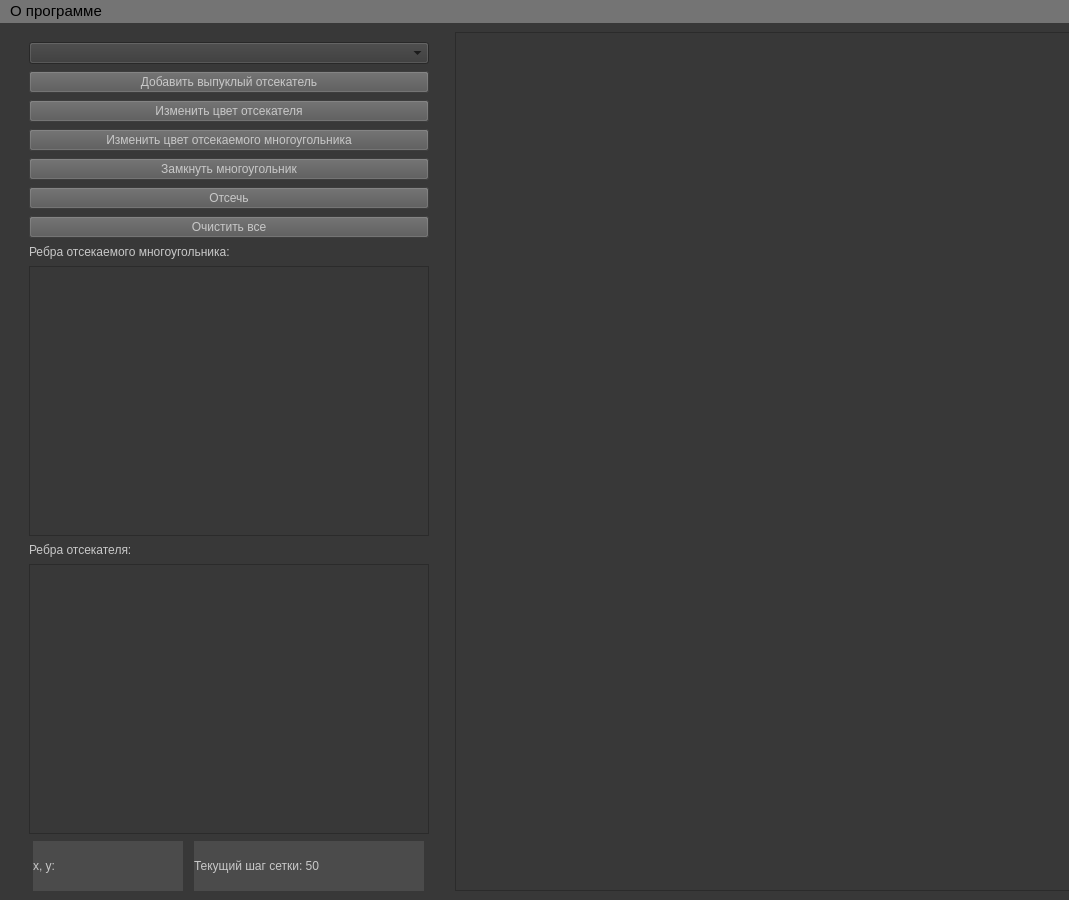
This is lab_10/template.ui in NikolayL2sch/cg_bmstu as Qt 5 draws it before an edit. The edited form follows.
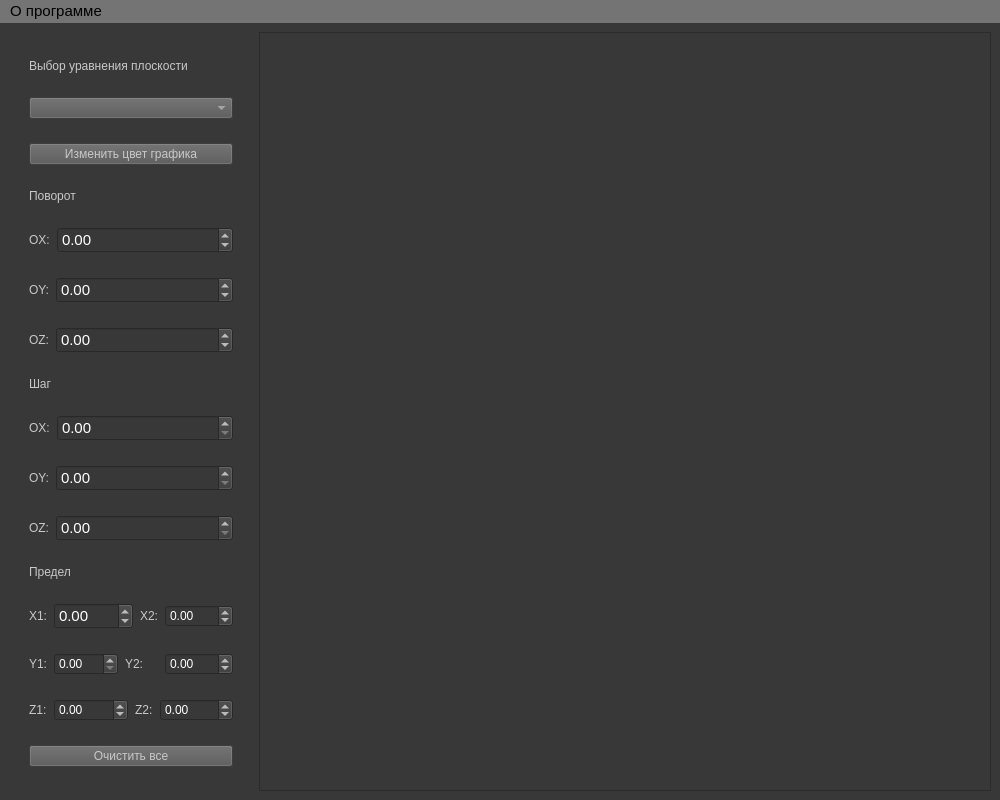
This is the edited form.

```diff
--- a/lab_10/template.ui
+++ b/lab_10/template.ui
@@ -9,8 +9,8 @@
    <rect>
     <x>0</x>
     <y>0</y>
-    <width>1069</width>
-    <height>900</height>
+    <width>1000</width>
+    <height>800</height>
    </rect>
   </property>
   <property name="sizePolicy">
@@ -22,7 +22,7 @@
   <property name="minimumSize">
    <size>
     <width>1000</width>
-    <height>900</height>
+    <height>800</height>
    </size>
   </property>
   <property name="font">
@@ -50,7 +50,7 @@
    </property>
    <layout class="QGridLayout" name="gridLayout">
     <item row="0" column="0">
-     <layout class="QVBoxLayout" name="verticalLayout" stretch="0,0,0,0,0,0,0,0,0,0,0,0">
+     <layout class="QVBoxLayout" name="verticalLayout" stretch="0,0,0,0,0,0,0,0,0,0,0,0,0,0,0,0">
       <property name="spacing">
        <number>7</number>
       </property>
@@ -67,30 +67,29 @@
        <number>0</number>
       </property>
       <item>
-       <widget class="QComboBox" name="set_cur_equation"/>
-      </item>
-      <item>
-       <widget class="QPushButton" name="add_cutoff_button">
+       <widget class="QLabel" name="set_cur_equation_label">
         <property name="sizePolicy">
          <sizepolicy hsizetype="Fixed" vsizetype="Fixed">
           <horstretch>0</horstretch>
           <verstretch>0</verstretch>
          </sizepolicy>
         </property>
-        <property name="maximumSize">
-         <size>
-          <width>460</width>
-          <height>16777215</height>
-         </size>
+        <property name="styleSheet">
+         <string notr="true">color: rgb(200, 200, 200);
+font: 11pt &quot;Segoe UI&quot;;</string>
         </property>
+        <property name="text">
+         <string>Выбор уравнения плоскости</string>
+        </property>
+       </widget>
+      </item>
+      <item>
+       <widget class="QComboBox" name="set_cur_equation">
         <property name="styleSheet">
          <string notr="true">color: rgb(200, 200, 200);
 font: 10pt &quot;Segoe UI&quot;;
 background-color: rgb(86, 86, 86);</string>
         </property>
-        <property name="text">
-         <string>Добавить выпуклый отсекатель</string>
-        </property>
        </widget>
       </item>
       <item>
@@ -113,82 +112,519 @@
 background-color: rgb(86, 86, 86);</string>
         </property>
         <property name="text">
-         <string>Изменить цвет отсекателя</string>
+         <string>Изменить цвет графика</string>
         </property>
        </widget>
       </item>
       <item>
-       <widget class="QPushButton" name="change_polygon_color_button">
+       <widget class="QLabel" name="rotate_label">
         <property name="sizePolicy">
          <sizepolicy hsizetype="Fixed" vsizetype="Fixed">
           <horstretch>0</horstretch>
           <verstretch>0</verstretch>
          </sizepolicy>
         </property>
-        <property name="maximumSize">
-         <size>
-          <width>460</width>
-          <height>16777215</height>
-         </size>
-        </property>
         <property name="styleSheet">
          <string notr="true">color: rgb(200, 200, 200);
-font: 10pt &quot;Segoe UI&quot;;
-background-color: rgb(86, 86, 86);</string>
+font: 11pt &quot;Segoe UI&quot;;</string>
         </property>
         <property name="text">
-         <string>Изменить цвет отсекаемого многоугольника</string>
+         <string>Поворот</string>
         </property>
        </widget>
       </item>
       <item>
-       <widget class="QPushButton" name="close_figure_button">
+       <layout class="QHBoxLayout" name="rotate_x_layout">
+        <item>
+         <widget class="QLabel" name="rotate_x_label">
+          <property name="sizePolicy">
+           <sizepolicy hsizetype="Fixed" vsizetype="Fixed">
+            <horstretch>0</horstretch>
+            <verstretch>0</verstretch>
+           </sizepolicy>
+          </property>
+          <property name="styleSheet">
+           <string notr="true">color: rgb(200, 200, 200);
+font: 11pt &quot;Segoe UI&quot;;</string>
+          </property>
+          <property name="text">
+           <string>OX:</string>
+          </property>
+         </widget>
+        </item>
+        <item>
+         <widget class="QDoubleSpinBox" name="set_rotate_x">
+          <property name="font">
+           <font>
+            <family>Segoe UI</family>
+            <pointsize>11</pointsize>
+            <italic>false</italic>
+            <bold>false</bold>
+           </font>
+          </property>
+          <property name="styleSheet">
+           <string notr="true">font: 11pt &quot;Segoe UI&quot;;
+color: rgb(255, 255, 255);</string>
+          </property>
+          <property name="minimum">
+           <double>-180.000000000000000</double>
+          </property>
+          <property name="maximum">
+           <double>180.000000000000000</double>
+          </property>
+         </widget>
+        </item>
+       </layout>
+      </item>
+      <item>
+       <layout class="QHBoxLayout" name="rotate_y_layout">
+        <item>
+         <widget class="QLabel" name="rotate_y_label">
+          <property name="sizePolicy">
+           <sizepolicy hsizetype="Fixed" vsizetype="Fixed">
+            <horstretch>0</horstretch>
+            <verstretch>0</verstretch>
+           </sizepolicy>
+          </property>
+          <property name="styleSheet">
+           <string notr="true">color: rgb(200, 200, 200);
+font: 11pt &quot;Segoe UI&quot;;</string>
+          </property>
+          <property name="text">
+           <string>OY:</string>
+          </property>
+         </widget>
+        </item>
+        <item>
+         <widget class="QDoubleSpinBox" name="set_rotate_y">
+          <property name="font">
+           <font>
+            <family>Segoe UI</family>
+            <pointsize>11</pointsize>
+            <italic>false</italic>
+            <bold>false</bold>
+           </font>
+          </property>
+          <property name="styleSheet">
+           <string notr="true">font: 11pt &quot;Segoe UI&quot;;
+color: rgb(255, 255, 255);</string>
+          </property>
+          <property name="minimum">
+           <double>-180.000000000000000</double>
+          </property>
+          <property name="maximum">
+           <double>180.000000000000000</double>
+          </property>
+         </widget>
+        </item>
+       </layout>
+      </item>
+      <item>
+       <layout class="QHBoxLayout" name="rotate_z_layout">
+        <item>
+         <widget class="QLabel" name="rotat_z_label">
+          <property name="sizePolicy">
+           <sizepolicy hsizetype="Fixed" vsizetype="Fixed">
+            <horstretch>0</horstretch>
+            <verstretch>0</verstretch>
+           </sizepolicy>
+          </property>
+          <property name="styleSheet">
+           <string notr="true">color: rgb(200, 200, 200);
+font: 11pt &quot;Segoe UI&quot;;</string>
+          </property>
+          <property name="text">
+           <string>OZ:</string>
+          </property>
+         </widget>
+        </item>
+        <item>
+         <widget class="QDoubleSpinBox" name="set_rotate_z">
+          <property name="sizePolicy">
+           <sizepolicy hsizetype="Minimum" vsizetype="Fixed">
+            <horstretch>0</horstretch>
+            <verstretch>0</verstretch>
+           </sizepolicy>
+          </property>
+          <property name="font">
+           <font>
+            <family>Segoe UI</family>
+            <pointsize>11</pointsize>
+            <italic>false</italic>
+            <bold>false</bold>
+           </font>
+          </property>
+          <property name="styleSheet">
+           <string notr="true">font: 11pt &quot;Segoe UI&quot;;
+color: rgb(255, 255, 255);</string>
+          </property>
+          <property name="minimum">
+           <double>-180.000000000000000</double>
+          </property>
+          <property name="maximum">
+           <double>180.000000000000000</double>
+          </property>
+         </widget>
+        </item>
+       </layout>
+      </item>
+      <item>
+       <widget class="QLabel" name="step_label">
         <property name="sizePolicy">
          <sizepolicy hsizetype="Fixed" vsizetype="Fixed">
           <horstretch>0</horstretch>
           <verstretch>0</verstretch>
          </sizepolicy>
         </property>
-        <property name="maximumSize">
-         <size>
-          <width>460</width>
-          <height>16777215</height>
-         </size>
-        </property>
         <property name="styleSheet">
          <string notr="true">color: rgb(200, 200, 200);
-font: 10pt &quot;Segoe UI&quot;;
-background-color: rgb(86, 86, 86);</string>
+font: 11pt &quot;Segoe UI&quot;;</string>
         </property>
         <property name="text">
-         <string>Замкнуть многоугольник</string>
+         <string>Шаг</string>
         </property>
        </widget>
       </item>
       <item>
-       <widget class="QPushButton" name="cutoff_button">
+       <layout class="QHBoxLayout" name="horizontalLayout">
+        <item>
+         <widget class="QLabel" name="step_x_label">
+          <property name="sizePolicy">
+           <sizepolicy hsizetype="Fixed" vsizetype="Fixed">
+            <horstretch>0</horstretch>
+            <verstretch>0</verstretch>
+           </sizepolicy>
+          </property>
+          <property name="styleSheet">
+           <string notr="true">color: rgb(200, 200, 200);
+font: 11pt &quot;Segoe UI&quot;;</string>
+          </property>
+          <property name="text">
+           <string>OX:</string>
+          </property>
+         </widget>
+        </item>
+        <item>
+         <widget class="QDoubleSpinBox" name="set_step_x">
+          <property name="font">
+           <font>
+            <family>Segoe UI</family>
+            <pointsize>11</pointsize>
+            <italic>false</italic>
+            <bold>false</bold>
+           </font>
+          </property>
+          <property name="styleSheet">
+           <string notr="true">font: 11pt &quot;Segoe UI&quot;;
+color: rgb(255, 255, 255);</string>
+          </property>
+          <property name="maximum">
+           <double>100.000000000000000</double>
+          </property>
+         </widget>
+        </item>
+       </layout>
+      </item>
+      <item>
+       <layout class="QHBoxLayout" name="horizontalLayout_2">
+        <item>
+         <widget class="QLabel" name="step_y_label">
+          <property name="sizePolicy">
+           <sizepolicy hsizetype="Fixed" vsizetype="Fixed">
+            <horstretch>0</horstretch>
+            <verstretch>0</verstretch>
+           </sizepolicy>
+          </property>
+          <property name="styleSheet">
+           <string notr="true">color: rgb(200, 200, 200);
+font: 11pt &quot;Segoe UI&quot;;</string>
+          </property>
+          <property name="text">
+           <string>OY:</string>
+          </property>
+         </widget>
+        </item>
+        <item>
+         <widget class="QDoubleSpinBox" name="set_step_y">
+          <property name="font">
+           <font>
+            <family>Segoe UI</family>
+            <pointsize>11</pointsize>
+            <italic>false</italic>
+            <bold>false</bold>
+           </font>
+          </property>
+          <property name="styleSheet">
+           <string notr="true">font: 11pt &quot;Segoe UI&quot;;
+color: rgb(255, 255, 255);</string>
+          </property>
+          <property name="maximum">
+           <double>100.000000000000000</double>
+          </property>
+         </widget>
+        </item>
+       </layout>
+      </item>
+      <item>
+       <layout class="QHBoxLayout" name="horizontalLayout_3">
+        <item>
+         <widget class="QLabel" name="step_z_label">
+          <property name="sizePolicy">
+           <sizepolicy hsizetype="Fixed" vsizetype="Fixed">
+            <horstretch>0</horstretch>
+            <verstretch>0</verstretch>
+           </sizepolicy>
+          </property>
+          <property name="styleSheet">
+           <string notr="true">color: rgb(200, 200, 200);
+font: 11pt &quot;Segoe UI&quot;;</string>
+          </property>
+          <property name="text">
+           <string>OZ:</string>
+          </property>
+         </widget>
+        </item>
+        <item>
+         <widget class="QDoubleSpinBox" name="set_step_z">
+          <property name="font">
+           <font>
+            <family>Segoe UI</family>
+            <pointsize>11</pointsize>
+            <italic>false</italic>
+            <bold>false</bold>
+           </font>
+          </property>
+          <property name="styleSheet">
+           <string notr="true">font: 11pt &quot;Segoe UI&quot;;
+color: rgb(255, 255, 255);</string>
+          </property>
+          <property name="maximum">
+           <double>100.000000000000000</double>
+          </property>
+         </widget>
+        </item>
+       </layout>
+      </item>
+      <item>
+       <widget class="QLabel" name="limit_label">
         <property name="sizePolicy">
          <sizepolicy hsizetype="Fixed" vsizetype="Fixed">
           <horstretch>0</horstretch>
           <verstretch>0</verstretch>
          </sizepolicy>
         </property>
-        <property name="maximumSize">
-         <size>
-          <width>460</width>
-          <height>16777215</height>
-         </size>
-        </property>
         <property name="styleSheet">
          <string notr="true">color: rgb(200, 200, 200);
-font: 10pt &quot;Segoe UI&quot;;
-background-color: rgb(86, 86, 86);</string>
+font: 11pt &quot;Segoe UI&quot;;</string>
         </property>
         <property name="text">
-         <string>Отсечь</string>
+         <string>Предел</string>
         </property>
        </widget>
       </item>
+      <item>
+       <layout class="QHBoxLayout" name="horizontalLayout_4">
+        <item>
+         <widget class="QLabel" name="limit_x1_label">
+          <property name="sizePolicy">
+           <sizepolicy hsizetype="Fixed" vsizetype="Fixed">
+            <horstretch>0</horstretch>
+            <verstretch>0</verstretch>
+           </sizepolicy>
+          </property>
+          <property name="styleSheet">
+           <string notr="true">color: rgb(200, 200, 200);
+font: 11pt &quot;Segoe UI&quot;;</string>
+          </property>
+          <property name="text">
+           <string>X1:</string>
+          </property>
+         </widget>
+        </item>
+        <item>
+         <widget class="QDoubleSpinBox" name="set_limit_x1">
+          <property name="font">
+           <font>
+            <family>Segoe UI</family>
+            <pointsize>11</pointsize>
+            <italic>false</italic>
+            <bold>false</bold>
+           </font>
+          </property>
+          <property name="styleSheet">
+           <string notr="true">font: 11pt &quot;Segoe UI&quot;;
+color: rgb(255, 255, 255);</string>
+          </property>
+          <property name="minimum">
+           <double>-100.000000000000000</double>
+          </property>
+          <property name="maximum">
+           <double>100.000000000000000</double>
+          </property>
+         </widget>
+        </item>
+        <item>
+         <widget class="QLabel" name="limit_x2_label">
+          <property name="sizePolicy">
+           <sizepolicy hsizetype="Fixed" vsizetype="Fixed">
+            <horstretch>0</horstretch>
+            <verstretch>0</verstretch>
+           </sizepolicy>
+          </property>
+          <property name="styleSheet">
+           <string notr="true">color: rgb(200, 200, 200);
+font: 11pt &quot;Segoe UI&quot;;</string>
+          </property>
+          <property name="text">
+           <string>X2:</string>
+          </property>
+         </widget>
+        </item>
+        <item>
+         <widget class="QDoubleSpinBox" name="set_limit_x2">
+          <property name="styleSheet">
+           <string notr="true">font: 11pt &quot;Segoe UI&quot;;
+color: rgb(255, 255, 255);</string>
+          </property>
+          <property name="minimum">
+           <double>-100.000000000000000</double>
+          </property>
+          <property name="maximum">
+           <double>100.000000000000000</double>
+          </property>
+         </widget>
+        </item>
+       </layout>
+      </item>
+      <item>
+       <layout class="QHBoxLayout" name="horizontalLayout_5">
+        <item>
+         <widget class="QLabel" name="limit_y1_label">
+          <property name="sizePolicy">
+           <sizepolicy hsizetype="Fixed" vsizetype="Fixed">
+            <horstretch>0</horstretch>
+            <verstretch>0</verstretch>
+           </sizepolicy>
+          </property>
+          <property name="styleSheet">
+           <string notr="true">color: rgb(200, 200, 200);
+font: 11pt &quot;Segoe UI&quot;;</string>
+          </property>
+          <property name="text">
+           <string>Y1:</string>
+          </property>
+         </widget>
+        </item>
+        <item>
+         <widget class="QDoubleSpinBox" name="set_limit_y1">
+          <property name="styleSheet">
+           <string notr="true">font: 11pt &quot;Segoe UI&quot;;
+color: rgb(255, 255, 255);</string>
+          </property>
+          <property name="maximum">
+           <double>100.000000000000000</double>
+          </property>
+          <property name="singleStep">
+           <double>1.000000000000000</double>
+          </property>
+          <property name="value">
+           <double>0.000000000000000</double>
+          </property>
+         </widget>
+        </item>
+        <item>
+         <widget class="QLabel" name="limit_y2_label">
+          <property name="styleSheet">
+           <string notr="true">color: rgb(200, 200, 200);
+font: 11pt &quot;Segoe UI&quot;;</string>
+          </property>
+          <property name="text">
+           <string>Y2:</string>
+          </property>
+         </widget>
+        </item>
+        <item>
+         <widget class="QDoubleSpinBox" name="set_limit_y2">
+          <property name="styleSheet">
+           <string notr="true">font: 11pt &quot;Segoe UI&quot;;
+color: rgb(255, 255, 255);</string>
+          </property>
+          <property name="minimum">
+           <double>-100.000000000000000</double>
+          </property>
+          <property name="maximum">
+           <double>100.000000000000000</double>
+          </property>
+         </widget>
+        </item>
+       </layout>
+      </item>
+      <item>
+       <layout class="QHBoxLayout" name="horizontalLayout_6">
+        <item>
+         <widget class="QLabel" name="limit_z1_label">
+          <property name="sizePolicy">
+           <sizepolicy hsizetype="Fixed" vsizetype="Fixed">
+            <horstretch>0</horstretch>
+            <verstretch>0</verstretch>
+           </sizepolicy>
+          </property>
+          <property name="styleSheet">
+           <string notr="true">color: rgb(200, 200, 200);
+font: 11pt &quot;Segoe UI&quot;;</string>
+          </property>
+          <property name="text">
+           <string>Z1:</string>
+          </property>
+         </widget>
+        </item>
+        <item>
+         <widget class="QDoubleSpinBox" name="set_Limit_z1">
+          <property name="styleSheet">
+           <string notr="true">font: 11pt &quot;Segoe UI&quot;;
+color: rgb(255, 255, 255);</string>
+          </property>
+          <property name="minimum">
+           <double>-100.000000000000000</double>
+          </property>
+          <property name="maximum">
+           <double>100.000000000000000</double>
+          </property>
+         </widget>
+        </item>
+        <item>
+         <widget class="QLabel" name="limit_z2_label">
+          <property name="sizePolicy">
+           <sizepolicy hsizetype="Fixed" vsizetype="Fixed">
+            <horstretch>0</horstretch>
+            <verstretch>0</verstretch>
+           </sizepolicy>
+          </property>
+          <property name="styleSheet">
+           <string notr="true">color: rgb(200, 200, 200);
+font: 11pt &quot;Segoe UI&quot;;</string>
+          </property>
+          <property name="text">
+           <string>Z2:</string>
+          </property>
+         </widget>
+        </item>
+        <item>
+         <widget class="QDoubleSpinBox" name="doubleSpinBox">
+          <property name="styleSheet">
+           <string notr="true">font: 11pt &quot;Segoe UI&quot;;
+color: rgb(255, 255, 255);</string>
+          </property>
+          <property name="minimum">
+           <double>-100.000000000000000</double>
+          </property>
+          <property name="maximum">
+           <double>100.000000000000000</double>
+          </property>
+         </widget>
+        </item>
+       </layout>
+      </item>
       <item>
        <widget class="QPushButton" name="clear_button">
         <property name="sizePolicy">
@@ -213,154 +649,6 @@
         </property>
        </widget>
       </item>
-      <item>
-       <widget class="QLabel" name="label">
-        <property name="sizePolicy">
-         <sizepolicy hsizetype="Fixed" vsizetype="Fixed">
-          <horstretch>0</horstretch>
-          <verstretch>0</verstretch>
-         </sizepolicy>
-        </property>
-        <property name="styleSheet">
-         <string notr="true">color: rgb(200, 200, 200);
-font: 10pt &quot;Segoe UI&quot;;</string>
-        </property>
-        <property name="text">
-         <string>Ребра отсекаемого многоугольника:</string>
-        </property>
-       </widget>
-      </item>
-      <item>
-       <widget class="QListWidget" name="scroll_list">
-        <property name="sizePolicy">
-         <sizepolicy hsizetype="Fixed" vsizetype="Expanding">
-          <horstretch>0</horstretch>
-          <verstretch>0</verstretch>
-         </sizepolicy>
-        </property>
-        <property name="minimumSize">
-         <size>
-          <width>400</width>
-          <height>100</height>
-         </size>
-        </property>
-        <property name="styleSheet">
-         <string notr="true">font: 11pt &quot;Segoe UI&quot;;
-color: rgb(255, 255, 255);</string>
-        </property>
-       </widget>
-      </item>
-      <item>
-       <widget class="QLabel" name="label_2">
-        <property name="sizePolicy">
-         <sizepolicy hsizetype="Fixed" vsizetype="Fixed">
-          <horstretch>0</horstretch>
-          <verstretch>0</verstretch>
-         </sizepolicy>
-        </property>
-        <property name="styleSheet">
-         <string notr="true">color: rgb(200, 200, 200);
-font: 10pt &quot;Segoe UI&quot;;</string>
-        </property>
-        <property name="text">
-         <string>Ребра отсекателя:</string>
-        </property>
-       </widget>
-      </item>
-      <item>
-       <widget class="QListWidget" name="edges_list">
-        <property name="sizePolicy">
-         <sizepolicy hsizetype="Fixed" vsizetype="Expanding">
-          <horstretch>0</horstretch>
-          <verstretch>0</verstretch>
-         </sizepolicy>
-        </property>
-        <property name="minimumSize">
-         <size>
-          <width>400</width>
-          <height>100</height>
-         </size>
-        </property>
-        <property name="font">
-         <font>
-          <family>Segoe UI</family>
-          <pointsize>11</pointsize>
-          <italic>false</italic>
-          <bold>false</bold>
-         </font>
-        </property>
-        <property name="styleSheet">
-         <string notr="true">font: 11pt &quot;Segoe UI&quot;;
-color: rgb(255, 255, 255);</string>
-        </property>
-       </widget>
-      </item>
-      <item>
-       <layout class="QHBoxLayout" name="horizontalLayout">
-        <item>
-         <widget class="QLabel" name="current_coords_label">
-          <property name="sizePolicy">
-           <sizepolicy hsizetype="Fixed" vsizetype="Fixed">
-            <horstretch>0</horstretch>
-            <verstretch>0</verstretch>
-           </sizepolicy>
-          </property>
-          <property name="minimumSize">
-           <size>
-            <width>150</width>
-            <height>50</height>
-           </size>
-          </property>
-          <property name="maximumSize">
-           <size>
-            <width>150</width>
-            <height>50</height>
-           </size>
-          </property>
-          <property name="styleSheet">
-           <string notr="true">color: rgb(200, 200, 200);
-font: 10pt &quot;Segoe UI&quot;;
-border-color: rgb(255, 255, 255);
-background-color: rgb(75, 75, 75);</string>
-          </property>
-          <property name="text">
-           <string>x, y:</string>
-          </property>
-         </widget>
-        </item>
-        <item>
-         <widget class="QLabel" name="current_grid_label">
-          <property name="sizePolicy">
-           <sizepolicy hsizetype="Fixed" vsizetype="Fixed">
-            <horstretch>0</horstretch>
-            <verstretch>0</verstretch>
-           </sizepolicy>
-          </property>
-          <property name="minimumSize">
-           <size>
-            <width>0</width>
-            <height>50</height>
-           </size>
-          </property>
-          <property name="maximumSize">
-           <size>
-            <width>230</width>
-            <height>50</height>
-           </size>
-          </property>
-          <property name="styleSheet">
-           <string notr="true">color: rgb(200, 200, 200);
-font: 10pt &quot;Segoe UI&quot;;
-border-color: rgb(255, 255, 255);
-background-color: rgb(75, 75, 75);</string>
-          </property>
-          <property name="text">
-           <string>Текущий шаг сетки: 50</string>
-          </property>
-         </widget>
-        </item>
-       </layout>
-      </item>
      </layout>
     </item>
     <item row="0" column="1">
@@ -386,7 +674,7 @@
     <rect>
      <x>0</x>
      <y>0</y>
-     <width>1069</width>
+     <width>1000</width>
      <height>29</height>
     </rect>
    </property>
```
Left out of the diff: 34 changed lines with no effect on the pictures.
